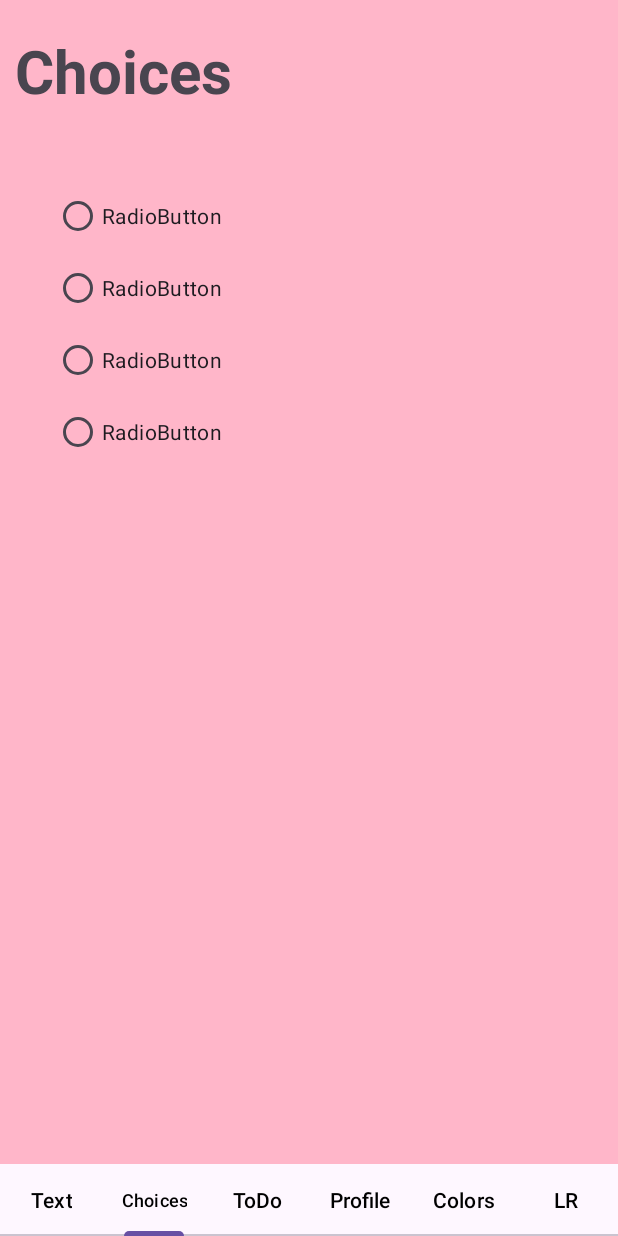
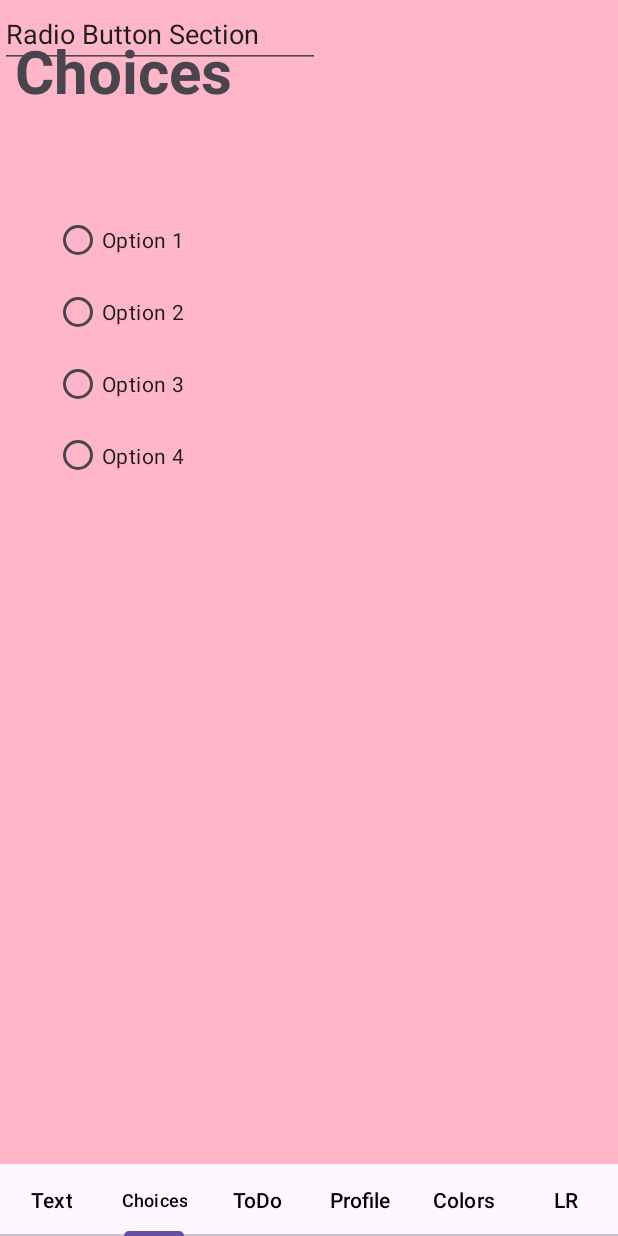
Before and after one commit to dinhner7/testing, an Android app: the screen it shows after launch (MainActivity), item 2 of the bottom bar chosen, on a phone screen of 412 x 824 dp. Run offline under Robolectric (Android 15) with nearby library versions, the phone set to English and light mode, and no system bars.

```diff
--- a/app/src/main/res/layout/fragment_tab2.xml
+++ b/app/src/main/res/layout/fragment_tab2.xml
@@ -19,12 +19,22 @@
         app:layout_constraintStart_toStartOf="parent"
         app:layout_constraintTop_toTopOf="parent" />
 
+    <EditText
+        android:id="@+id/ButtonHeader"
+        android:layout_width="wrap_content"
+        android:layout_height="wrap_content"
+        android:ems="10"
+        android:inputType="text"
+        android:text="Radio Button Section"
+        tools:layout_editor_absoluteX="100dp"
+        tools:layout_editor_absoluteY="73dp" />
+
     <RadioGroup
         android:id="@+id/radioGroup3"
-        android:layout_width="337dp"
-        android:layout_height="316dp"
+        android:layout_width="334dp"
+        android:layout_height="191dp"
         android:layout_marginStart="36dp"
-        android:layout_marginTop="120dp"
+        android:layout_marginTop="136dp"
         app:layout_constraintStart_toStartOf="parent"
         app:layout_constraintTop_toTopOf="parent">
 
@@ -32,25 +42,25 @@
             android:id="@+id/Option1"
             android:layout_width="match_parent"
             android:layout_height="wrap_content"
-            android:text="RadioButton" />
+            android:text="Option 1" />
 
         <RadioButton
             android:id="@+id/Option2"
             android:layout_width="match_parent"
             android:layout_height="wrap_content"
-            android:text="RadioButton" />
+            android:text="Option 2" />
 
         <RadioButton
             android:id="@+id/Option3"
             android:layout_width="match_parent"
             android:layout_height="wrap_content"
-            android:text="RadioButton" />
+            android:text="Option 3" />
 
         <RadioButton
             android:id="@+id/Option4"
             android:layout_width="match_parent"
             android:layout_height="wrap_content"
-            android:text="RadioButton" />
+            android:text="Option 4" />
     </RadioGroup>
 
 </androidx.constraintlayout.widget.ConstraintLayout>
```
Also changed, not shown: app/src/main/res/layout/fragment_tab1.xml (+14 -5 lines).
